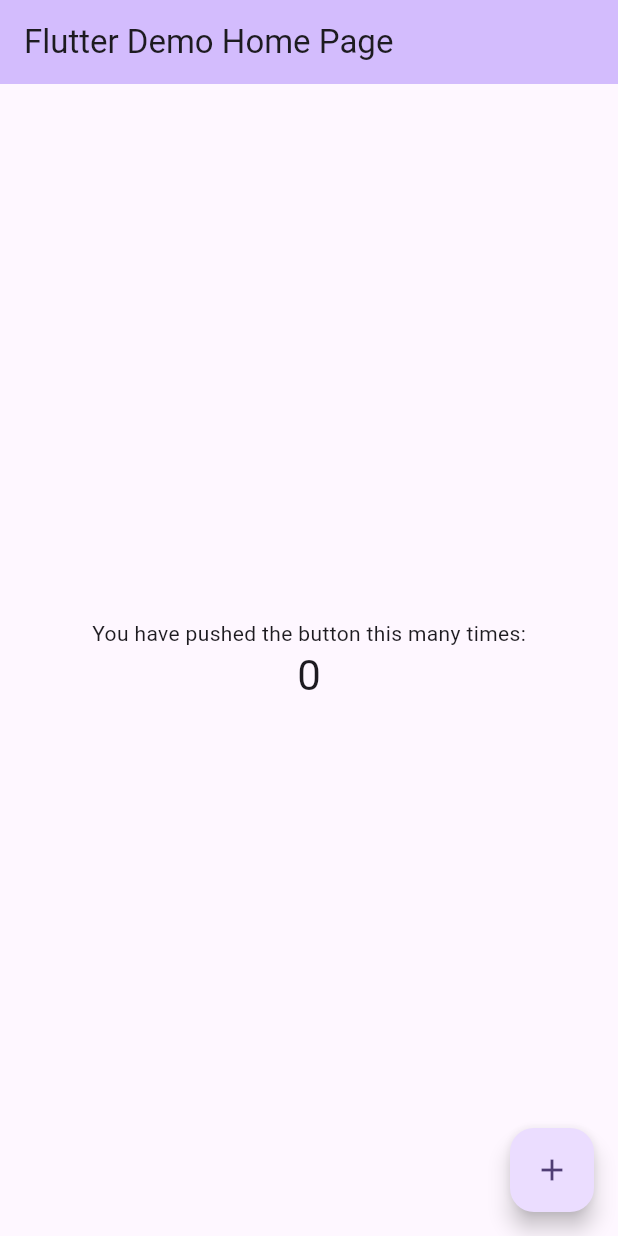
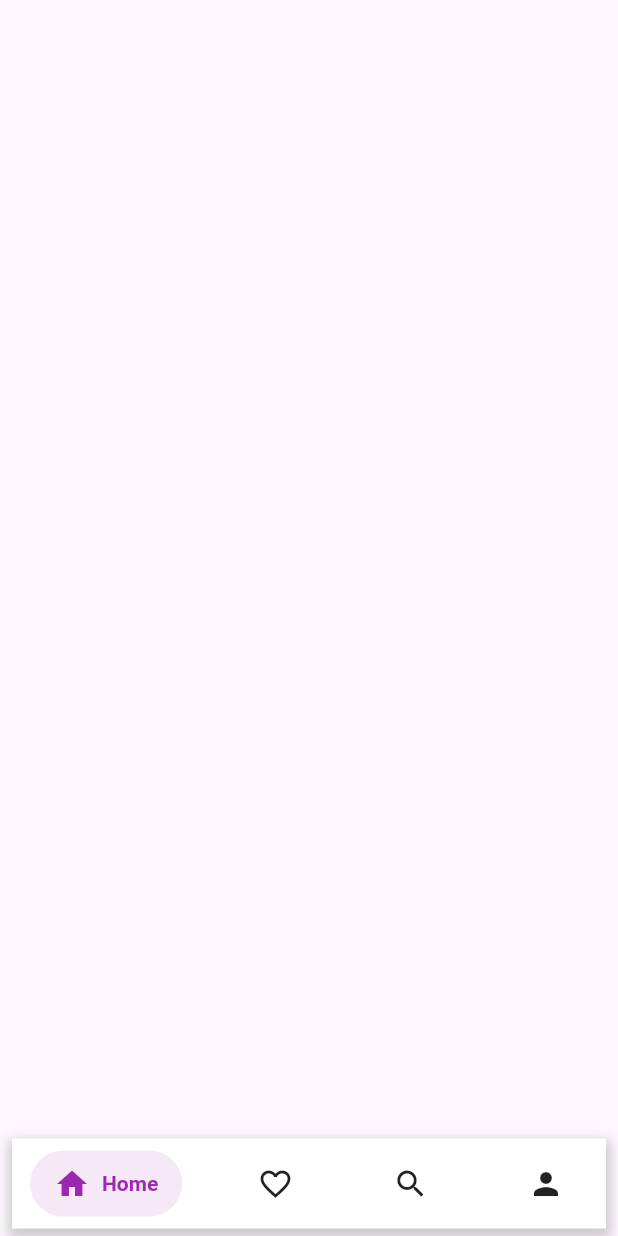
Before and after one commit to motidinsa/my_spending, a Flutter app: the screen it shows after launch, on a phone screen of 412 x 824 dp. Run offline on Flutter 3.47's test engine with Material 3 defaults, Android fonts, the phone set to English and light mode, and no system bars; our stand-ins replace get.

Commit message:
added sample bottom bar

```diff
--- /dev/null
+++ b/lib/core/controller/homepage_controller.dart
@@ -0,0 +1,5 @@
+import 'package:get/get_state_manager/src/simple/get_controllers.dart';
+
+class HomepageController extends GetxController{
+  int selectedIndex = 0;
+}
--- /dev/null
+++ b/lib/core/packages/salomon_bottom_bar.dart
@@ -0,0 +1,219 @@
+import 'package:flutter/material.dart';
+
+class SalomonBottomBar extends StatelessWidget {
+  /// A bottom bar that faithfully follows the design by Aurélien Salomon
+  ///
+  /// https://dribbble.com/shots/5925052-Google-Bottom-Bar-Navigation-Pattern/
+  const SalomonBottomBar(
+      {Key? key,
+      required this.items,
+      this.currentIndex = 0,
+      this.onTap,
+      this.selectedItemColor,
+      this.unselectedItemColor,
+      this.selectedColorOpacity,
+      this.itemShape = const StadiumBorder(),
+      this.margin = const EdgeInsets.all(8),
+      this.itemPadding =
+          const EdgeInsets.symmetric(vertical: 10, horizontal: 16),
+      this.duration = const Duration(milliseconds: 500),
+      this.curve = Curves.easeOutQuint,
+      this.hasFAB,
+      this.backgroundColor})
+      : super(key: key);
+
+  /// A list of tabs to display, ie `Home`, `Likes`, etc
+  final List<SalomonBottomBarItem> items;
+
+  /// The tab to display.
+  final int currentIndex;
+
+  /// Returns the index of the tab that was tapped.
+  final Function(int)? onTap;
+
+  /// The color of the icon and text when the item is selected.
+  final Color? selectedItemColor;
+
+  /// The color of the icon and text when the item is not selected.
+  final Color? unselectedItemColor;
+
+  /// The opacity of color of the touchable background when the item is selected.
+  final double? selectedColorOpacity;
+
+  /// The border shape of each item.
+  final ShapeBorder itemShape;
+
+  /// A convenience field for the margin surrounding the entire widget.
+  final EdgeInsets margin;
+
+  /// The padding of each item.
+  final EdgeInsets itemPadding;
+
+  /// The transition duration
+  final Duration duration;
+
+  /// The transition curve
+  final Curve curve;
+
+  final bool? hasFAB;
+  final Color? backgroundColor;
+
+  @override
+  Widget build(BuildContext context) {
+    final theme = Theme.of(context);
+
+    return Padding(
+      padding: const EdgeInsets.only(left: 4, right: 4, bottom: 2, top: 0),
+      child:Container(
+        margin: EdgeInsets.only(left: 4, right: 4, bottom: 3, top: 0),
+        decoration: BoxDecoration(
+          // border: Border.all(color: lightTealColor(),width: 2.5),
+          color: backgroundColor,
+          // borderRadius: smoothBorderRadius(radius: 12),
+          boxShadow: [
+            BoxShadow(
+              color: Colors.grey.withOpacity(0.5),
+              spreadRadius: 3,
+              blurRadius: 6,
+              offset: Offset(0, 4),
+              // blurStyle: BlurStyle.inner
+            ),
+          ],
+        ),
+        child:Padding(
+          padding: EdgeInsets.symmetric(
+              horizontal: 12, vertical: hasFAB == true ? 0 : 8),
+          child: Row(
+            /// Using a different alignment when there are 2 items or less
+            /// so it behaves the same as BottomNavigationBar.
+            mainAxisAlignment: items.length <= 2
+                ? MainAxisAlignment.spaceEvenly
+                : MainAxisAlignment.spaceBetween,
+            children: [
+              for (final item in items)
+                TweenAnimationBuilder<double>(
+                  tween: Tween(
+                    end: items.indexOf(item) == currentIndex ? 1.0 : 0.0,
+                  ),
+                  curve: curve,
+                  duration: duration,
+                  builder: (context, t, _) {
+                    final selectedColor = item.selectedColor ??
+                        selectedItemColor ??
+                        theme.primaryColor;
+
+                    final unselectedColor = item.unselectedColor ??
+                        unselectedItemColor ??
+                        theme.iconTheme.color;
+
+                    return Material(
+                      color: Color.lerp(
+                          selectedColor.withOpacity(0.0),
+                          selectedColor
+                              .withOpacity(selectedColorOpacity ?? 0.1),
+                          t),
+                      shape: itemShape,
+                      child: InkWell(
+                        onTap: () => onTap?.call(items.indexOf(item)),
+                        customBorder: itemShape,
+                        focusColor: selectedColor.withOpacity(0.1),
+                        highlightColor: selectedColor.withOpacity(0.1),
+                        splashColor: selectedColor.withOpacity(0.1),
+                        hoverColor: selectedColor.withOpacity(0.1),
+                        child: Padding(
+                          padding: item.hasPadding == false
+                              ? const EdgeInsets.symmetric(vertical: 2)
+                              : itemPadding -
+                              (Directionality.of(context) ==
+                                  TextDirection.ltr
+                                  ? EdgeInsets.only(
+                                  right: itemPadding.right * t)
+                                  : EdgeInsets.only(
+                                  left: itemPadding.left * t)),
+                          child: Row(
+                            children: [
+                              IconTheme(
+                                data: IconThemeData(
+                                  color: Color.lerp(
+                                      unselectedColor, selectedColor, t),
+                                  size: 24,
+                                ),
+                                child: items.indexOf(item) == currentIndex
+                                    ? item.activeIcon ?? item.icon
+                                    : item.icon,
+                              ),
+                              ClipRect(
+                                clipBehavior: Clip.antiAlias,
+                                child: SizedBox(
+                                  /// TODO: Constrain item height without a fixed value
+                                  ///
+                                  /// The Align property appears to make these full height, would be
+                                  /// best to find a way to make it respond only to padding.
+                                  height: 20,
+                                  child: Align(
+                                    alignment: const Alignment(-0.2, 0.0),
+                                    widthFactor: t,
+                                    child: Padding(
+                                      padding: Directionality.of(context) ==
+                                          TextDirection.ltr
+                                          ? EdgeInsets.only(
+                                          left: itemPadding.left / 2,
+                                          right: itemPadding.right)
+                                          : EdgeInsets.only(
+                                          left: itemPadding.left,
+                                          right: itemPadding.right / 2),
+                                      child: DefaultTextStyle(
+                                        style: TextStyle(
+                                          color: Color.lerp(
+                                              selectedColor.withOpacity(0.0),
+                                              selectedColor,
+                                              t),
+                                          fontWeight: FontWeight.w600,
+                                        ),
+                                        child: item.title,
+                                      ),
+                                    ),
+                                  ),
+                                ),
+                              ),
+                            ],
+                          ),
+                        ),
+                      ),
+                    );
+                  },
+                ),
+            ],
+          ),
+        ), //your widget here
+      )
+    );
+  }
+}
+
+/// A tab to display in a [SalomonBottomBar]
+class SalomonBottomBarItem {
+  /// An icon to display.
+  final Widget icon;
+
+  /// An icon to display when this tab bar is active.
+  final Widget? activeIcon;
+
+  /// Text to display, ie `Home`
+  final Widget title;
+
+  /// A primary color to use for this tab.
+  final Color? selectedColor;
+
+  /// The color to display when this tab is not selected.
+  final Color? unselectedColor;
+  final bool? hasPadding;
+
+  SalomonBottomBarItem(
+      {required this.icon,
+      required this.title,
+      this.selectedColor,
+      this.unselectedColor,
+      this.activeIcon,
+      this.hasPadding});
+}
--- /dev/null
+++ b/lib/homepage/controller/homepage_controller.dart
@@ -0,0 +1,9 @@
+import 'package:get/get_state_manager/src/simple/get_controllers.dart';
+
+class HomepageController extends GetxController{
+  int selectedIndex = 0;
+  updateIndex(int index){
+    selectedIndex = index;
+    update();
+  }
+}
--- /dev/null
+++ b/lib/homepage/ui/homepage.dart
@@ -0,0 +1,10 @@
+import 'package:flutter/material.dart';
+
+class Homepage extends StatelessWidget {
+  const Homepage({super.key});
+
+  @override
+  Widget build(BuildContext context) {
+    return Container();
+  }
+}
--- a/lib/main.dart
+++ b/lib/main.dart
@@ -1,4 +1,12 @@
 import 'package:flutter/material.dart';
+import 'package:get/get.dart';
+import 'package:get/get_core/src/get_main.dart';
+import 'package:get/get_navigation/src/root/get_material_app.dart';
+import 'package:get/get_state_manager/src/simple/get_state.dart';
+
+import 'core/packages/salomon_bottom_bar.dart';
+import 'homepage/controller/homepage_controller.dart';
+import 'homepage/ui/homepage.dart';
 
 void main() {
   runApp(const MyApp());
@@ -7,116 +15,57 @@ void main() {
 class MyApp extends StatelessWidget {
   const MyApp({super.key});
 
-  // This widget is the root of your application.
   @override
   Widget build(BuildContext context) {
-    return MaterialApp(
+    Get.put(HomepageController());
+    return GetMaterialApp(
+      debugShowCheckedModeBanner: false,
       title: 'Flutter Demo',
       theme: ThemeData(
-        // This is the theme of your application.
-        //
-        // TRY THIS: Try running your application with "flutter run". You'll see
-        // the application has a purple toolbar. Then, without quitting the app,
-        // try changing the seedColor in the colorScheme below to Colors.green
-        // and then invoke "hot reload" (save your changes or press the "hot
-        // reload" button in a Flutter-supported IDE, or press "r" if you used
-        // the command line to start the app).
-        //
-        // Notice that the counter didn't reset back to zero; the application
-        // state is not lost during the reload. To reset the state, use hot
-        // restart instead.
-        //
-        // This works for code too, not just values: Most code changes can be
-        // tested with just a hot reload.
         colorScheme: ColorScheme.fromSeed(seedColor: Colors.deepPurple),
       ),
-      home: const MyHomePage(title: 'Flutter Demo Home Page'),
+      home: GetBuilder<HomepageController>(
+        builder: (homepageController) {
+          return Scaffold(
+            body: const Homepage(),
+            bottomNavigationBar: SalomonBottomBar(
+              backgroundColor: Colors.white,
+              // margin: EdgeInsets.symmetric(horizontal: 10, vertical: 5),
+              currentIndex: homepageController.selectedIndex,
+              onTap: (i) => homepageController.updateIndex(i),
+              items: [
+                /// Home
+                SalomonBottomBarItem(
+                  icon: Icon(Icons.home),
+                  title: Text("Home"),
+                  selectedColor: Colors.purple,
+                ),
+
+                /// Likes
+                SalomonBottomBarItem(
+                  icon: Icon(Icons.favorite_border),
+                  title: Text("Likes"),
+                  selectedColor: Colors.pink,
+                ),
+
+                /// Search
+                SalomonBottomBarItem(
+                  icon: Icon(Icons.search),
+                  title: Text("Search"),
+                  selectedColor: Colors.orange,
+                ),
+
+                /// Profile
+                SalomonBottomBarItem(
+                  icon: Icon(Icons.person),
+                  title: Text("Profile"),
+                  selectedColor: Colors.teal,
+                ),
+              ],
+            ),
+          );
+        },
+      ),
     );
   }
 }
-
-class MyHomePage extends StatefulWidget {
-  const MyHomePage({super.key, required this.title});
-
-  // This widget is the home page of your application. It is stateful, meaning
-  // that it has a State object (defined below) that contains fields that affect
-  // how it looks.
-
-  // This class is the configuration for the state. It holds the values (in this
-  // case the title) provided by the parent (in this case the App widget) and
-  // used by the build method of the State. Fields in a Widget subclass are
-  // always marked "final".
-
-  final String title;
-
-  @override
-  State<MyHomePage> createState() => _MyHomePageState();
-}
-
-class _MyHomePageState extends State<MyHomePage> {
-  int _counter = 0;
-
-  void _incrementCounter() {
-    setState(() {
-      // This call to setState tells the Flutter framework that something has
-      // changed in this State, which causes it to rerun the build method below
-      // so that the display can reflect the updated values. If we changed
-      // _counter without calling setState(), then the build method would not be
-      // called again, and so nothing would appear to happen.
-      _counter++;
-    });
-  }
-
-  @override
-  Widget build(BuildContext context) {
-    // This method is rerun every time setState is called, for instance as done
-    // by the _incrementCounter method above.
-    //
-    // The Flutter framework has been optimized to make rerunning build methods
-    // fast, so that you can just rebuild anything that needs updating rather
-    // than having to individually change instances of widgets.
-    return Scaffold(
-      appBar: AppBar(
-        // TRY THIS: Try changing the color here to a specific color (to
-        // Colors.amber, perhaps?) and trigger a hot reload to see the AppBar
-        // change color while the other colors stay the same.
-        backgroundColor: Theme.of(context).colorScheme.inversePrimary,
-        // Here we take the value from the MyHomePage object that was created by
-        // the App.build method, and use it to set our appbar title.
-        title: Text(widget.title),
-      ),
-      body: Center(
-        // Center is a layout widget. It takes a single child and positions it
-        // in the middle of the parent.
-        child: Column(
-          // Column is also a layout widget. It takes a list of children and
-          // arranges them vertically. By default, it sizes itself to fit its
-          // children horizontally, and tries to be as tall as its parent.
-          //
-          // Column has various properties to control how it sizes itself and
-          // how it positions its children. Here we use mainAxisAlignment to
-          // center the children vertically; the main axis here is the vertical
-          // axis because Columns are vertical (the cross axis would be
-          // horizontal).
-          //
-          // TRY THIS: Invoke "debug painting" (choose the "Toggle Debug Paint"
-          // action in the IDE, or press "p" in the console), to see the
-          // wireframe for each widget.
-          mainAxisAlignment: MainAxisAlignment.center,
-          children: <Widget>[
-            const Text('You have pushed the button this many times:'),
-            Text(
-              '$_counter',
-              style: Theme.of(context).textTheme.headlineMedium,
-            ),
-          ],
-        ),
-      ),
-      floatingActionButton: FloatingActionButton(
-        onPressed: _incrementCounter,
-        tooltip: 'Increment',
-        child: const Icon(Icons.add),
-      ), // This trailing comma makes auto-formatting nicer for build methods.
-    );
-  }
-}
--- a/pubspec.yaml
+++ b/pubspec.yaml
@@ -34,6 +34,8 @@ dependencies:
   # The following adds the Cupertino Icons font to your application.
   # Use with the CupertinoIcons class for iOS style icons.
   cupertino_icons: ^1.0.8
+#  salomon_bottom_bar: ^3.3.2
+  get: ^4.7.2
 
 dev_dependencies:
   flutter_test:
```
Also changed, not shown: lib/core/constants/name_constants.dart (added), pubspec.lock.
